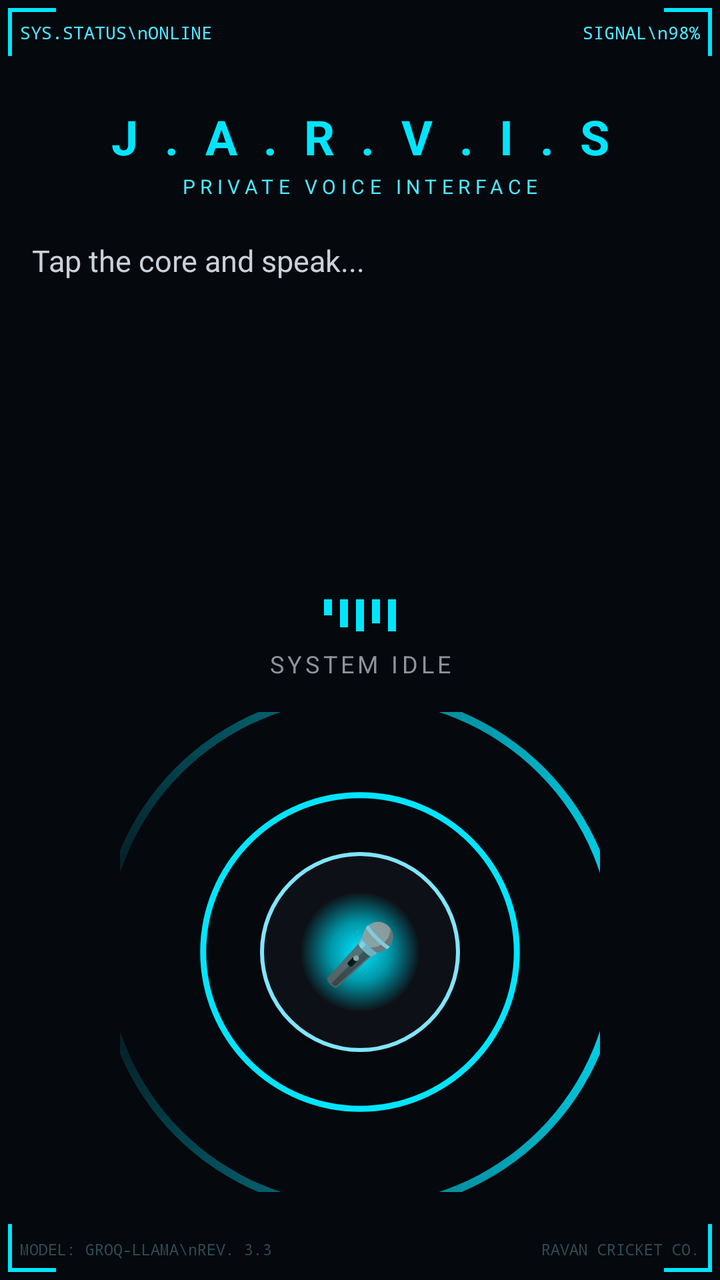
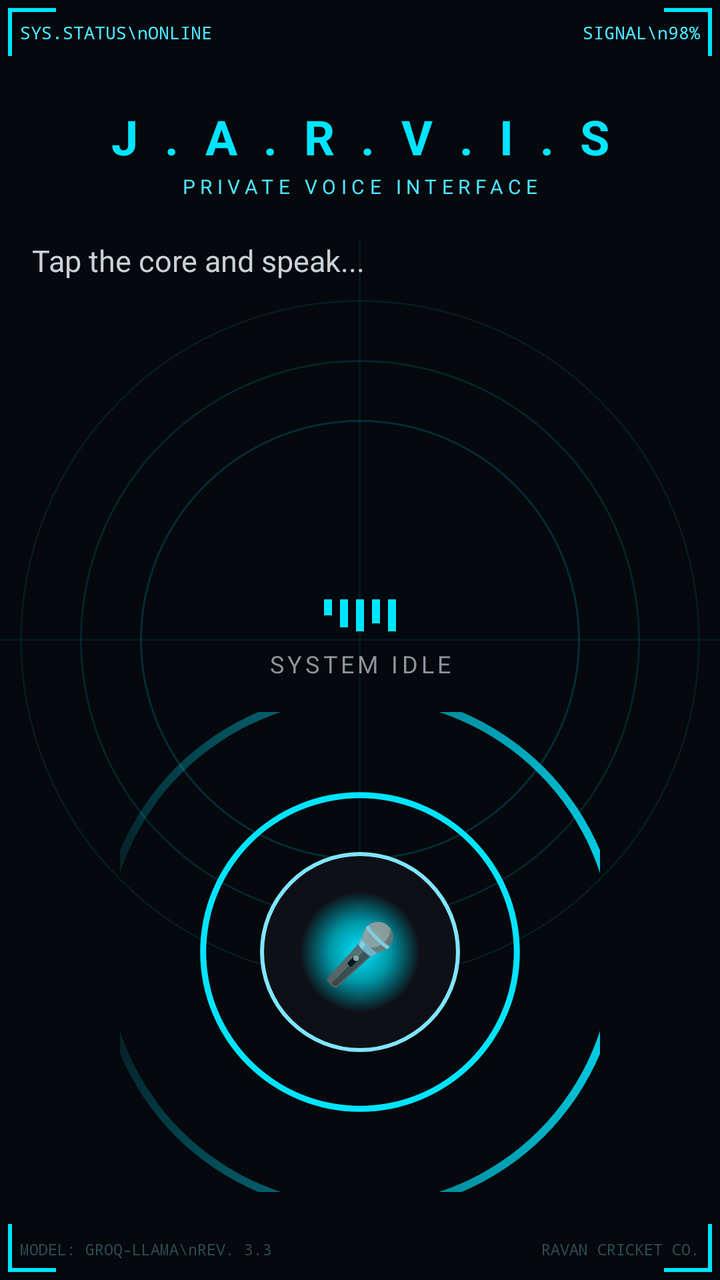

Two renders of the same Android screen: before a commit and after it. Below are the layout's source before the change and the commit's diff.
<!-- AndroidManifest.xml: application theme Theme.PrivateJarvis -->
<!-- res/layout/activity_main.xml -->
<?xml version="1.0" encoding="utf-8"?>
<FrameLayout xmlns:android="http://schemas.android.com/apk/res/android"
    android:layout_width="match_parent"
    android:layout_height="match_parent"
    android:background="#05080D">

    <LinearLayout
        android:layout_width="match_parent"
        android:layout_height="match_parent"
        android:orientation="vertical"
        android:padding="16dp">

        <TextView
            android:layout_width="match_parent"
            android:layout_height="wrap_content"
            android:text="J . A . R . V . I . S"
            android:textColor="#00E5FF"
            android:textSize="24sp"
            android:textStyle="bold"
            android:letterSpacing="0.15"
            android:gravity="center"
            android:paddingTop="36dp"
            android:paddingBottom="2dp" />

        <TextView
            android:layout_width="match_parent"
            android:layout_height="wrap_content"
            android:text="PRIVATE VOICE INTERFACE"
            android:textColor="#4DE5FF"
            android:textSize="10sp"
            android:letterSpacing="0.25"
            android:gravity="center"
            android:paddingBottom="20dp" />

        <ScrollView
            android:layout_width="match_parent"
            android:layout_height="0dp"
            android:layout_weight="1">

            <TextView
                android:id="@+id/conversationText"
                android:layout_width="match_parent"
                android:layout_height="wrap_content"
                android:text="Tap the core and speak..."
                android:textColor="#C9D1D9"
                android:textSize="15sp"
                android:lineSpacingExtra="6dp" />
        </ScrollView>

        <LinearLayout
            android:id="@+id/waveformRow"
            android:layout_width="wrap_content"
            android:layout_height="24dp"
            android:layout_gravity="center"
            android:orientation="horizontal"
            android:paddingBottom="8dp">

            <View android:id="@+id/bar1" android:layout_width="4dp" android:layout_height="8dp" android:layout_marginEnd="4dp" android:background="#00E5FF" />
            <View android:id="@+id/bar2" android:layout_width="4dp" android:layout_height="14dp" android:layout_marginEnd="4dp" android:background="#00E5FF" />
            <View android:id="@+id/bar3" android:layout_width="4dp" android:layout_height="20dp" android:layout_marginEnd="4dp" android:background="#00E5FF" />
            <View android:id="@+id/bar4" android:layout_width="4dp" android:layout_height="12dp" android:layout_marginEnd="4dp" android:background="#00E5FF" />
            <View android:id="@+id/bar5" android:layout_width="4dp" android:layout_height="18dp" android:background="#00E5FF" />
        </LinearLayout>

        <TextView
            android:id="@+id/statusText"
            android:layout_width="match_parent"
            android:layout_height="wrap_content"
            android:text="SYSTEM IDLE"
            android:textColor="#8B949E"
            android:textSize="12sp"
            android:letterSpacing="0.15"
            android:gravity="center"
            android:paddingBottom="16dp" />

        <FrameLayout
            android:layout_width="240dp"
            android:layout_height="240dp"
            android:layout_gravity="center"
            android:layout_marginBottom="28dp">

            <ImageView
                android:id="@+id/dashedRing"
                android:layout_width="240dp"
                android:layout_height="240dp"
                android:layout_gravity="center"
                android:src="@drawable/ring_dashed" />

            <ImageView
                android:id="@+id/outerRing"
                android:layout_width="200dp"
                android:layout_height="200dp"
                android:layout_gravity="center"
                android:src="@drawable/ring_outer" />

            <ImageView
                android:id="@+id/innerRing"
                android:layout_width="150dp"
                android:layout_height="150dp"
                android:layout_gravity="center"
                android:src="@drawable/ring_inner" />

            <Button
                android:id="@+id/micButton"
                android:layout_width="100dp"
                android:layout_height="100dp"
                android:layout_gravity="center"
                android:text="🎤"
                android:textSize="30sp"
                android:background="@drawable/mic_core"
                android:elevation="8dp" />
        </FrameLayout>

    </LinearLayout>

    <TextView
        android:layout_width="wrap_content"
        android:layout_height="wrap_content"
        android:layout_gravity="top|start"
        android:layout_margin="10dp"
        android:text="SYS.STATUS\nONLINE"
        android:textColor="#4DE5FF"
        android:textSize="9sp"
        android:fontFamily="monospace"
        android:lineSpacingExtra="2dp" />

    <TextView
        android:layout_width="wrap_content"
        android:layout_height="wrap_content"
        android:layout_gravity="top|end"
        android:layout_margin="10dp"
        android:text="SIGNAL\n98%"
        android:textColor="#4DE5FF"
        android:textSize="9sp"
        android:fontFamily="monospace"
        android:gravity="end"
        android:lineSpacingExtra="2dp" />

    <TextView
        android:layout_width="wrap_content"
        android:layout_height="wrap_content"
        android:layout_gravity="bottom|start"
        android:layout_margin="10dp"
        android:text="MODEL: GROQ-LLAMA\nREV. 3.3"
        android:textColor="#2E4A52"
        android:textSize="8sp"
        android:fontFamily="monospace"
        android:lineSpacingExtra="2dp" />

    <TextView
        android:layout_width="wrap_content"
        android:layout_height="wrap_content"
        android:layout_gravity="bottom|end"
        android:layout_margin="10dp"
        android:text="RAVAN CRICKET CO."
        android:textColor="#2E4A52"
        android:textSize="8sp"
        android:fontFamily="monospace" />

    <View android:layout_width="24dp" android:layout_height="2dp" android:layout_gravity="top|start" android:layout_margin="4dp" android:background="#00E5FF" />
    <View android:layout_width="2dp" android:layout_height="24dp" android:layout_gravity="top|start" android:layout_margin="4dp" android:background="#00E5FF" />

    <View android:layout_width="24dp" android:layout_height="2dp" android:layout_gravity="top|end" android:layout_margin="4dp" android:background="#00E5FF" />
    <View android:layout_width="2dp" android:layout_height="24dp" android:layout_gravity="top|end" android:layout_margin="4dp" android:background="#00E5FF" />

    <View android:layout_width="24dp" android:layout_height="2dp" android:layout_gravity="bottom|start" android:layout_margin="4dp" android:background="#00E5FF" />
    <View android:layout_width="2dp" android:layout_height="24dp" android:layout_gravity="bottom|start" android:layout_margin="4dp" android:background="#00E5FF" />

    <View android:layout_width="24dp" android:layout_height="2dp" android:layout_gravity="bottom|end" android:layout_margin="4dp" android:background="#00E5FF" />
    <View android:layout_width="2dp" android:layout_height="24dp" android:layout_gravity="bottom|end" android:layout_margin="4dp" android:background="#00E5FF" />

</FrameLayout>
<!-- resources referenced by this layout -->
<resources>
  <!-- drawable mic_core (drawable) -->
  <?xml version="1.0" encoding="utf-8"?>
  <shape xmlns:android="http://schemas.android.com/apk/res/android"
      android:shape="oval">
      <gradient
          android:type="radial"
          android:gradientRadius="90"
          android:startColor="#00E5FF"
          android:centerColor="#0097A7"
          android:endColor="#0D1117" />
      <stroke
          android:width="2dp"
          android:color="#80E5FF" />
  </shape>
  <!-- drawable ring_dashed (drawable) -->
  <?xml version="1.0" encoding="utf-8"?>
  <rotate xmlns:android="http://schemas.android.com/apk/res/android"
      android:fromDegrees="0"
      android:toDegrees="0"
      android:pivotX="50%"
      android:pivotY="50%">
      <shape android:shape="ring"
          android:innerRadiusRatio="1.9"
          android:thickness="4dp"
          android:useLevel="false">
          <gradient
              android:type="sweep"
              android:startColor="#00E5FF"
              android:centerColor="#0000E5FF"
              android:endColor="#00E5FF" />
      </shape>
  </rotate>
  <!-- drawable ring_inner (drawable) -->
  <?xml version="1.0" encoding="utf-8"?>
  <shape xmlns:android="http://schemas.android.com/apk/res/android"
      android:shape="ring"
      android:innerRadiusRatio="4"
      android:thickness="2dp"
      android:useLevel="false">
      <solid android:color="#4D00E5FF" />
  </shape>
  <!-- drawable ring_outer (drawable) -->
  <?xml version="1.0" encoding="utf-8"?>
  <shape xmlns:android="http://schemas.android.com/apk/res/android"
      android:shape="ring"
      android:innerRadiusRatio="2.6"
      android:thickness="3dp"
      android:useLevel="false">
      <solid android:color="#00E5FF" />
  </shape>
  <style name="Theme.PrivateJarvis" parent="Theme.MaterialComponents.DayNight.NoActionBar">
          <item name="colorPrimary">#00E5FF</item>
          <item name="android:statusBarColor">#0D1117</item>
          <item name="android:windowBackground">#0D1117</item>
      </style>
</resources>

<!-- the commit's change to res/layout/activity_main.xml (unified diff, before → after) -->
@@ -2,7 +2,7 @@
 <FrameLayout xmlns:android="http://schemas.android.com/apk/res/android"
     android:layout_width="match_parent"
     android:layout_height="match_parent"
-    android:background="#05080D">
+    android:background="@drawable/tech_background">
 
     <LinearLayout
         android:layout_width="match_parent"
<!-- resource entries referenced after the edit -->
@@ -50,10 +50,46 @@
       android:useLevel="false">
       <solid android:color="#00E5FF" />
   </shape>
+  <!-- drawable tech_background (drawable) -->
+  <?xml version="1.0" encoding="utf-8"?>
+  <layer-list xmlns:android="http://schemas.android.com/apk/res/android">
+      <item android:drawable="@color/hud_bg" />
+  
+      <item android:gravity="center" android:width="340dp" android:height="340dp">
+          <shape android:shape="oval">
+              <stroke android:width="1dp" android:color="#1500E5FF" />
+          </shape>
+      </item>
+  
+      <item android:gravity="center" android:width="280dp" android:height="280dp">
+          <shape android:shape="oval">
+              <stroke android:width="1dp" android:color="#2000E5FF" />
+          </shape>
+      </item>
+  
+      <item android:gravity="center" android:width="220dp" android:height="220dp">
+          <shape android:shape="oval">
+              <stroke android:width="1dp" android:color="#2A00E5FF" />
+          </shape>
+      </item>
+  
+      <item android:gravity="center" android:width="400dp" android:height="1dp">
+          <shape android:shape="rectangle">
+              <solid android:color="#1000E5FF" />
+          </shape>
+      </item>
+  
+      <item android:gravity="center" android:width="1dp" android:height="400dp">
+          <shape android:shape="rectangle">
+              <solid android:color="#1000E5FF" />
+          </shape>
+      </item>
+  </layer-list>
   <style name="Theme.PrivateJarvis" parent="Theme.MaterialComponents.DayNight.NoActionBar">
           <item name="colorPrimary">#00E5FF</item>
           <item name="android:statusBarColor">#0D1117</item>
           <item name="android:windowBackground">#0D1117</item>
       </style>
+  <color name="hud_bg">#05080D</color>
 </resources>
 
